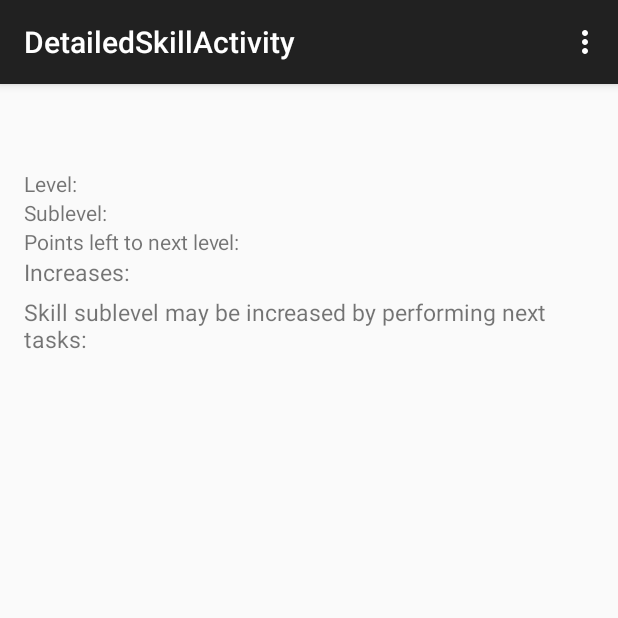
After one commit to TarasLozovoy/LifeRPG-Tasks, an Android app: the DetailedSkillActivity screen opened directly, with no data from a screen before it, on a phone screen of 412 x 824 dp, the top half of it. The commit adds this screen. Run offline under Robolectric (Android 15) with nearby library versions, the phone set to English and light mode, and no system bars; 6 statements that could not run were skipped.

Commit message:
started detail skill screen

```diff
--- a/app/src/main/AndroidManifest.xml
+++ b/app/src/main/AndroidManifest.xml
@@ -30,6 +30,10 @@
         </activity>
         <activity android:name=".View.AddTaskActivity" >
         </activity>
+        <activity
+            android:name=".View.DetailedSkillActivity"
+            android:label="@string/title_activity_detailed_skill" >
+        </activity>
     </application>
 
 </manifest>
--- a/app/src/main/java/com/levor/liferpg/Controller/LifeController.java
+++ b/app/src/main/java/com/levor/liferpg/Controller/LifeController.java
@@ -51,6 +51,24 @@ public class LifeController {
         return lifeEntity.getSkillsTitlesAndLevels();
     }
 
+    public ArrayList<Skill> getAllSkills(){
+        return lifeEntity.getAllSkills();
+
+//        Map<String, Integer[]> skills = lifeEntity.getAllSkills();
+//        ArrayList<String> skillList = new ArrayList<>();
+//        for (Map.Entry<String, Integer[]> pair : skills.entrySet()){
+//            StringBuilder sb = new StringBuilder();
+//            sb.append(pair.getKey())
+//                    .append(" - ")
+//                    .append(pair.getValue()[0])
+//                    .append("(")
+//                    .append(pair.getValue()[1])
+//                    .append(")");
+//            skillList.add(sb.toString());
+//        }
+//        return skillList.toArray(new String[skillList.size()]);
+    }
+
     public String getCharacteristicRelatedToSkill(String skillTitle){
         return lifeEntity.getCharacteristicTitleBySkill(skillTitle);
     }
@@ -84,6 +102,9 @@ public class LifeController {
         return  lifeEntity.getCurrentTasksString();
     }
 
+    public Task getTaskByTitle(String s) {
+        return lifeEntity.getTaskByTitle(s);
+    }
 
     //======================================
     //Setters
@@ -135,10 +156,6 @@ public class LifeController {
         }
     }
 
-    public Task getTaskByTitle(String s) {
-        return lifeEntity.getTaskByTitle(s);
-    }
-
     public void createNewTask(String title, ArrayList<String> relatedSkills) {
         Skill[] skills = new Skill[relatedSkills.size()];
         for (int i = 0; i < relatedSkills.size(); i++){
@@ -150,4 +167,17 @@ public class LifeController {
         }
         lifeEntity.addTask(title, skills);
     }
+
+    public Skill getSkillByTitle(String title) {
+        try {
+            return lifeEntity.getSkillByTitle(title);
+        } catch (IOException e) {
+            e.printStackTrace();
+        }
+        return null;
+    }
+
+    public ArrayList<Task> getTasksBySkill(Skill sk){
+        return lifeEntity.getTasksBySkill(sk);
+    }
 }
--- a/app/src/main/java/com/levor/liferpg/Model/LifeEntity.java
+++ b/app/src/main/java/com/levor/liferpg/Model/LifeEntity.java
@@ -3,6 +3,7 @@ package com.levor.liferpg.Model;
 
 import java.io.IOException;
 import java.util.ArrayList;
+import java.util.Collections;
 import java.util.List;
 import java.util.Map;
 import java.util.TreeMap;
@@ -216,4 +217,18 @@ public class LifeEntity {
         }
         throw new IOException("Skill with current title not found");
     }
+
+    public ArrayList<Skill> getAllSkills(){
+        return new ArrayList<>(skills.values());
+    }
+
+    public ArrayList<Task> getTasksBySkill(Skill sk){
+        ArrayList<Task> tasksBySkill = new ArrayList<>();
+        for (Task t : tasks.values()){
+            if (t.getRelatedSkills().contains(sk)){
+                tasksBySkill.add(t);
+            }
+        }
+        return tasksBySkill;
+    }
 }
--- /dev/null
+++ b/app/src/main/java/com/levor/liferpg/View/DetailedSkillActivity.java
@@ -0,0 +1,104 @@
+package com.levor.liferpg.View;
+
+import android.content.Intent;
+import android.support.v7.app.AppCompatActivity;
+import android.os.Bundle;
+import android.view.Menu;
+import android.view.MenuItem;
+import android.view.View;
+import android.widget.AdapterView;
+import android.widget.ListView;
+import android.widget.TextView;
+
+import com.levor.liferpg.Adapters.TasksAdapter;
+import com.levor.liferpg.Controller.LifeController;
+import com.levor.liferpg.Model.Skill;
+import com.levor.liferpg.Model.Task;
+import com.levor.liferpg.R;
+
+import java.util.ArrayList;
+
+public class DetailedSkillActivity extends AppCompatActivity {
+    private TextView skillTitleTV;
+    private TextView keyCharTV;
+    private TextView levelValue;
+    private TextView sublevelValue;
+    private TextView toNextLevel;
+    private ListView listView;
+
+    private final LifeController lifeController = LifeController.getInstance();
+    private Skill currentSkill;
+    private ArrayList<String> currentTasks;
+
+    @Override
+    protected void onCreate(Bundle savedInstanceState) {
+        super.onCreate(savedInstanceState);
+        setContentView(R.layout.activity_detailed_skill);
+
+        skillTitleTV = (TextView) findViewById(R.id.skill_title);
+        keyCharTV = (TextView) findViewById(R.id.key_char);
+        levelValue = (TextView) findViewById(R.id.level_value);
+        sublevelValue = (TextView) findViewById(R.id.sublevel_value);
+        toNextLevel = (TextView) findViewById(R.id.to_next_level_value);
+        listView = (ListView) findViewById(R.id.related_tasks);
+        currentSkill = lifeController.getSkillByTitle(getIntent().getStringExtra(SkillsActivity.SELECTED_SKILL_TITLE_TAG));
+
+        listView.setOnItemClickListener(new AdapterView.OnItemClickListener() {
+            @Override
+            public void onItemClick(AdapterView<?> parent, View view, int position, long id) {
+                String selectedTaskTitle = currentTasks.get(position);
+                Intent intent = new Intent(DetailedSkillActivity.this, DetailedTaskActivity.class);
+                intent.putExtra(DetailedTaskActivity.SELECTED_TASK_TITLE_TAG, selectedTaskTitle);
+                startActivity(intent);
+            }
+        });
+    }
+
+    @Override
+    protected void onResume() {
+        currentSkill = lifeController.getSkillByTitle(currentSkill.getTitle());
+        recreateAdapter();
+        updateSkillDetails();
+        super.onResume();
+    }
+
+    @Override
+    public boolean onCreateOptionsMenu(Menu menu) {
+        // Inflate the menu; this adds items to the action bar if it is present.
+        getMenuInflater().inflate(R.menu.menu_detailed_skill, menu);
+        return true;
+    }
+
+    @Override
+    public boolean onOptionsItemSelected(MenuItem item) {
+        // Handle action bar item clicks here. The action bar will
+        // automatically handle clicks on the Home/Up button, so long
+        // as you specify a parent activity in AndroidManifest.xml.
+        int id = item.getItemId();
+
+        //noinspection SimplifiableIfStatement
+        if (id == R.id.action_settings) {
+            return true;
+        }
+
+        return super.onOptionsItemSelected(item);
+    }
+
+    private void recreateAdapter(){
+        ArrayList<Task> tasks = lifeController.getTasksBySkill(currentSkill);
+        ArrayList<String> titles = new ArrayList<>();
+        for (Task t: tasks){
+            titles.add(t.getTitle());
+        }
+        currentTasks = titles;
+        listView.setAdapter(new TasksAdapter(this, titles));
+    }
+
+    private void updateSkillDetails(){
+        skillTitleTV.setText(currentSkill.getTitle());
+        keyCharTV.setText(currentSkill.getKeyCharacteristic().getTitle());
+        levelValue.setText(""+currentSkill.getLevel());
+        sublevelValue.setText(""+currentSkill.getSublevel());
+        toNextLevel.setText(""+(currentSkill.getLevel() - currentSkill.getSublevel()));
+    }
+}
--- a/app/src/main/java/com/levor/liferpg/View/DetailedTaskActivity.java
+++ b/app/src/main/java/com/levor/liferpg/View/DetailedTaskActivity.java
@@ -14,6 +14,7 @@ import com.levor.liferpg.Model.Task;
 import com.levor.liferpg.R;
 
 public class DetailedTaskActivity extends AppCompatActivity {
+    public final static String SELECTED_TASK_TITLE_TAG = "selected_task_title_tag";
     private TextView taskTitle;
     private TextView relatedSkills;
     private Task currenttask;
@@ -28,11 +29,11 @@ public class DetailedTaskActivity extends AppCompatActivity {
         taskTitle = (TextView) findViewById(R.id.task_title);
         relatedSkills = (TextView) findViewById(R.id.related_skills);
 
-        String title = getIntent().getStringExtra(TasksActivity.SELECTED_TASK_TITLE_TAG);
+        String title = getIntent().getStringExtra(SELECTED_TASK_TITLE_TAG);
         taskTitle.setText(title);
 
         currenttask = lifeController.getTaskByTitle(title);
-        StringBuilder sb = new StringBuilder("Related skill(s):\n");
+        StringBuilder sb = new StringBuilder("Increases:\n");
         for (Skill sk : currenttask.getRelatedSkills()){
             sb.append(sk.getTitle())
                     .append(" - ")
--- a/app/src/main/java/com/levor/liferpg/View/TasksActivity.java
+++ b/app/src/main/java/com/levor/liferpg/View/TasksActivity.java
@@ -32,7 +32,6 @@ public class TasksActivity extends AppCompatActivity {
     private final String CHARACTERISTICS_FILE_NAME = "characteristics_file_name.txt";
     private final String TASKS_FILE_NAME = "tasks_file_name.txt";
     private final String TAG = "com.levor.liferpg";
-    public final static String SELECTED_TASK_TITLE_TAG = "selected_task_title_tag";
     public final static int ADD_TASK_ACTIVITY_REQUEST_CODE = 0;
 
     private String skillsFromFile;
@@ -118,7 +117,7 @@ public class TasksActivity extends AppCompatActivity {
             public void onItemClick(AdapterView<?> parent, View view, int position, long id) {
                 String selectedTaskTitle = lifeController.getTasksTitlesAsList().get(position);
                 Intent intent = new Intent(TasksActivity.this, DetailedTaskActivity.class);
-                intent.putExtra(SELECTED_TASK_TITLE_TAG, selectedTaskTitle);
+                intent.putExtra(DetailedTaskActivity.SELECTED_TASK_TITLE_TAG, selectedTaskTitle);
                 startActivity(intent);
             }
         });
--- /dev/null
+++ b/app/src/main/res/layout/activity_detailed_skill.xml
@@ -0,0 +1,92 @@
+<RelativeLayout xmlns:android="http://schemas.android.com/apk/res/android"
+                xmlns:tools="http://schemas.android.com/tools"
+                android:layout_width="match_parent"
+                android:layout_height="match_parent"
+                android:paddingBottom="@dimen/activity_vertical_margin"
+                android:paddingLeft="@dimen/activity_horizontal_margin"
+                android:paddingRight="@dimen/activity_horizontal_margin"
+                android:paddingTop="@dimen/activity_vertical_margin"
+                tools:context="com.levor.liferpg.View.DetailedSkillActivity">
+
+    <TextView
+        android:id="@+id/skill_title"
+        android:layout_width="wrap_content"
+        android:layout_height="wrap_content"
+        android:textSize="30sp"/>
+
+    <LinearLayout android:id="@+id/level_ll"
+                  android:layout_width="wrap_content"
+                  android:layout_height="wrap_content"
+                  android:layout_below="@id/skill_title"
+                  android:orientation="horizontal">
+
+        <TextView android:layout_width="wrap_content"
+                  android:layout_height="wrap_content"
+                  android:text="@string/level"/>
+        <TextView android:id="@+id/level_value"
+                  android:layout_width="wrap_content"
+                  android:layout_height="wrap_content"/>
+
+    </LinearLayout>
+
+    <LinearLayout android:id="@+id/sublevel_ll"
+                  android:layout_width="wrap_content"
+                  android:layout_height="wrap_content"
+                  android:layout_below="@id/level_ll"
+                  android:orientation="horizontal">
+
+        <TextView android:layout_width="wrap_content"
+                  android:layout_height="wrap_content"
+                  android:text="@string/sublevel"/>
+        <TextView android:id="@+id/sublevel_value"
+                  android:layout_width="wrap_content"
+                  android:layout_height="wrap_content"/>
+
+    </LinearLayout>
+
+    <LinearLayout android:id="@+id/to_next_lvl_ll"
+                  android:layout_width="wrap_content"
+                  android:layout_height="wrap_content"
+                  android:layout_below="@id/sublevel_ll"
+                  android:orientation="horizontal">
+
+        <TextView android:layout_width="wrap_content"
+                  android:layout_height="wrap_content"
+                  android:text="@string/to_next_lvl"/>
+        <TextView android:id="@+id/to_next_level_value"
+                  android:layout_width="wrap_content"
+                  android:layout_height="wrap_content"/>
+
+    </LinearLayout>
+
+    <TextView android:id="@+id/characteristic"
+              android:layout_width="wrap_content"
+              android:layout_height="wrap_content"
+              android:layout_below="@id/to_next_lvl_ll"
+              android:paddingRight="3dp"
+              android:text="@string/increases"
+              android:textSize="15sp"/>
+
+    <TextView android:id="@+id/key_char"
+              android:layout_width="wrap_content"
+              android:layout_height="wrap_content"
+              android:layout_below="@id/to_next_lvl_ll"
+              android:layout_toRightOf="@id/characteristic"
+              android:textSize="15sp"/>
+
+    <TextView android:id="@+id/related_tasks_text"
+              android:layout_width="wrap_content"
+              android:layout_height="wrap_content"
+              android:layout_below="@id/characteristic"
+              android:paddingTop="5dp"
+              android:text="@string/tasks_enhancing_skill"
+              android:textSize="15sp"/>
+
+    <ListView android:id="@+id/related_tasks"
+              android:layout_width="wrap_content"
+              android:layout_height="wrap_content"
+              android:layout_below="@id/related_tasks_text">
+
+    </ListView>
+
+</RelativeLayout>
--- /dev/null
+++ b/app/src/main/res/menu/menu_detailed_skill.xml
@@ -0,0 +1,9 @@
+<menu xmlns:android="http://schemas.android.com/apk/res/android"
+      xmlns:app="http://schemas.android.com/apk/res-auto"
+      xmlns:tools="http://schemas.android.com/tools"
+      tools:context="com.levor.liferpg.View.DetailedSkillActivity">
+    <item android:id="@+id/action_settings"
+          android:title="@string/action_settings"
+          android:orderInCategory="100"
+          app:showAsAction="never"/>
+</menu>
--- a/app/src/main/res/values/strings.xml
+++ b/app/src/main/res/values/strings.xml
@@ -22,4 +22,13 @@
     <string name="add_skill_to_task">Add related skill</string>
     <string name="add_new_task">New task</string>
     <string name="create_task">Create task</string>
+    <string name="title_activity_detailed_skill">DetailedSkillActivity</string>
+
+    <string name="hello_world">Hello world!</string>
+    <string name="increases">Increases: </string>
+    <string name="tasks_enhancing_skill">Skill sublevel may be increased by performing next tasks:
+    </string>
+    <string name="level">Level:</string>
+    <string name="sublevel">Sublevel:</string>
+    <string name="to_next_lvl">Points left to next level:</string>
 </resources>
```
Also changed, not shown: app/src/main/java/com/levor/liferpg/View/SkillsActivity.java (+38 -18 lines), app/src/main/res/layout/activity_skills.xml (+4 -4 lines).
